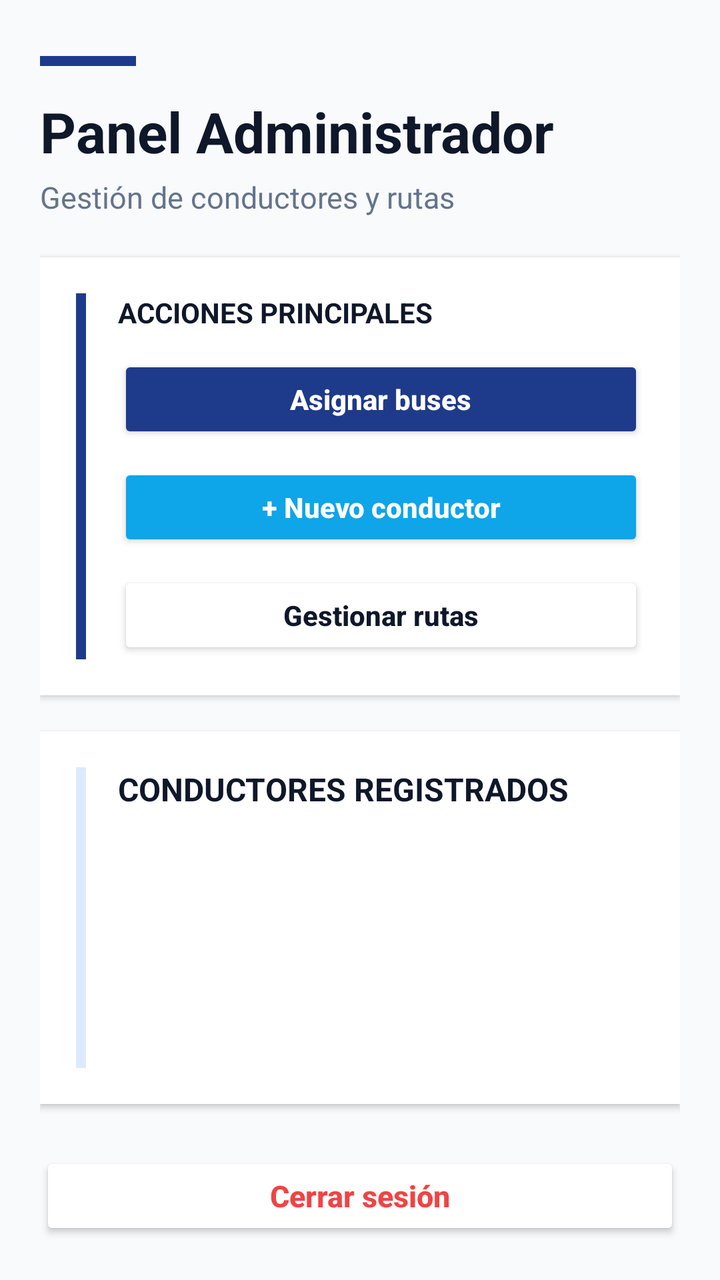
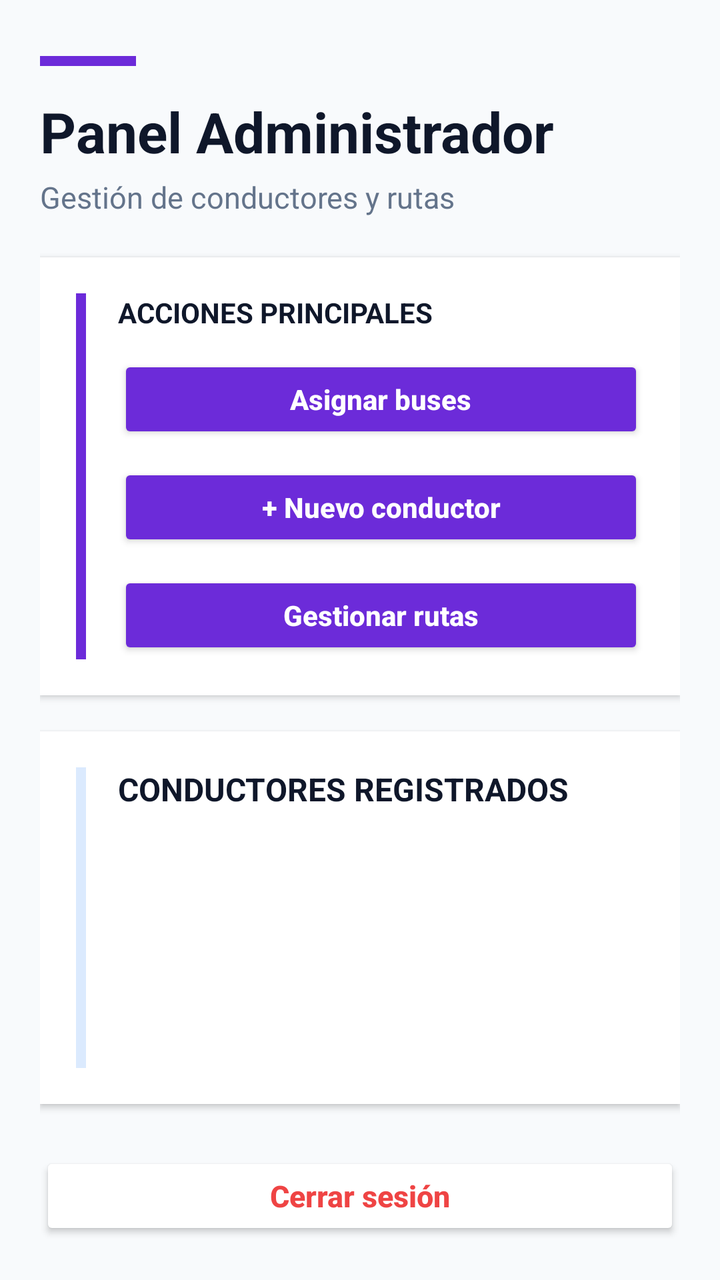

Before-and-after screenshots of an Android layout around one commit, followed by the original layout XML and the change that was made.
<!-- AndroidManifest.xml: application theme Theme.Copia1APP -->
<!-- res/layout/activity_home_admin.xml -->
<?xml version="1.0" encoding="utf-8"?>
<LinearLayout
    xmlns:android="http://schemas.android.com/apk/res/android"
    android:layout_width="match_parent"
    android:layout_height="match_parent"
    android:orientation="vertical"
    android:background="@color/background"
    android:paddingStart="20dp"
    android:paddingEnd="20dp"
    android:paddingTop="28dp"
    android:paddingBottom="20dp">

    
    <View
        android:layout_width="48dp"
        android:layout_height="5dp"
        android:layout_marginBottom="14dp"
        android:background="@color/primary" />

    <TextView
        android:layout_width="match_parent"
        android:layout_height="wrap_content"
        android:text="Panel Administrador"
        android:textSize="28sp"
        android:textStyle="bold"
        android:textColor="@color/text_primary"
        android:layout_marginBottom="4dp" />

    <TextView
        android:layout_width="match_parent"
        android:layout_height="wrap_content"
        android:text="Gestión de conductores y rutas"
        android:textSize="15sp"
        android:textColor="@color/text_secondary"
        android:layout_marginBottom="20dp" />

    
    <ProgressBar
        android:id="@+id/progressBarAdmin"
        android:layout_width="wrap_content"
        android:layout_height="wrap_content"
        android:layout_gravity="center_horizontal"
        android:indeterminateTint="@color/primary"
        android:visibility="gone"
        android:layout_marginBottom="14dp" />

    
    <LinearLayout
        android:layout_width="match_parent"
        android:layout_height="wrap_content"
        android:orientation="horizontal"
        android:background="@color/surface"
        android:padding="18dp"
        android:layout_marginBottom="18dp"
        android:elevation="2dp">

        <View
            android:layout_width="5dp"
            android:layout_height="match_parent"
            android:background="@color/primary"
            android:layout_marginEnd="16dp" />

        <LinearLayout
            android:layout_width="0dp"
            android:layout_height="wrap_content"
            android:layout_weight="1"
            android:orientation="vertical">

            <TextView
                android:layout_width="wrap_content"
                android:layout_height="wrap_content"
                android:text="ACCIONES PRINCIPALES"
                android:textSize="14sp"
                android:textStyle="bold"
                android:textColor="@color/text_primary"
                android:layout_marginBottom="12dp" />

            <Button
                android:id="@+id/btnAsignarBuses"
                android:layout_width="match_parent"
                android:layout_height="44dp"
                android:text="Asignar buses"
                android:textAllCaps="false"
                android:textStyle="bold"
                android:textColor="@color/text_white"
                android:backgroundTint="@color/primary"
                android:layout_marginBottom="10dp" />

            <Button
                android:id="@+id/btnAgregarConductor"
                android:layout_width="match_parent"
                android:layout_height="44dp"
                android:text="+ Nuevo conductor"
                android:textAllCaps="false"
                android:textStyle="bold"
                android:textColor="@color/text_white"
                android:backgroundTint="@color/secondary"
                android:layout_marginBottom="10dp" />

            <Button
                android:id="@+id/btnIrCrearRuta"
                android:layout_width="match_parent"
                android:layout_height="44dp"
                android:text="Gestionar rutas"
                android:textAllCaps="false"
                android:textStyle="bold"
                android:textColor="@color/text_primary"
                android:backgroundTint="@color/surface" />
        </LinearLayout>
    </LinearLayout>

    
    <LinearLayout
        android:layout_width="match_parent"
        android:layout_height="0dp"
        android:layout_weight="1"
        android:orientation="horizontal"
        android:background="@color/surface"
        android:padding="18dp"
        android:layout_marginBottom="14dp"
        android:elevation="2dp">

        <View
            android:layout_width="5dp"
            android:layout_height="match_parent"
            android:background="@color/primary_light"
            android:layout_marginEnd="16dp" />

        <LinearLayout
            android:layout_width="0dp"
            android:layout_height="match_parent"
            android:layout_weight="1"
            android:orientation="vertical">

            <TextView
                android:layout_width="match_parent"
                android:layout_height="wrap_content"
                android:text="CONDUCTORES REGISTRADOS"
                android:textSize="16sp"
                android:textStyle="bold"
                android:textColor="@color/text_primary"
                android:layout_marginBottom="10dp" />

            <androidx.recyclerview.widget.RecyclerView
                android:id="@+id/rvConductores"
                android:layout_width="match_parent"
                android:layout_height="match_parent"
                android:clipToPadding="false"
                android:paddingBottom="8dp" />
        </LinearLayout>
    </LinearLayout>

    
    <Button
        android:id="@+id/btnCerrarSesionAdmin"
        android:layout_width="match_parent"
        android:layout_height="44dp"
        android:text="Cerrar sesión"
        android:textAllCaps="false"
        android:textStyle="bold"
        android:textSize="15sp"
        android:textColor="@color/error"
        android:backgroundTint="@color/surface"
        android:layout_marginTop="10dp" />

</LinearLayout>
<!-- resources referenced by this layout -->
<resources>
  <color name="background">#F8FAFC</color>
  <color name="error">#EF4444</color>
  <color name="primary">#1E3A8A</color>
  <color name="primary_light">#DBEAFE</color>
  <color name="secondary">#0EA5E9</color>
  <color name="surface">#FFFFFF</color>
  <color name="text_primary">#0F172A</color>
  <color name="text_secondary">#64748B</color>
  <color name="text_white">#FFFFFF</color>
  <style name="Theme.Copia1APP" parent="Base.Theme.Copia1APP" />
  <style name="Base.Theme.Copia1APP" parent="Theme.AppCompat.Light">
          
          
      </style>
</resources>

<!-- the commit's change to res/layout/activity_home_admin.xml (unified diff, before → after) -->
@@ -15,7 +15,7 @@
         android:layout_width="48dp"
         android:layout_height="5dp"
         android:layout_marginBottom="14dp"
-        android:background="@color/primary" />
+        android:background="@color/role_admin_primary" />
 
     <TextView
         android:layout_width="match_parent"
@@ -40,7 +40,7 @@
         android:layout_width="wrap_content"
         android:layout_height="wrap_content"
         android:layout_gravity="center_horizontal"
-        android:indeterminateTint="@color/primary"
+        android:indeterminateTint="@color/role_admin_primary"
         android:visibility="gone"
         android:layout_marginBottom="14dp" />
 
@@ -57,7 +57,7 @@
         <View
             android:layout_width="5dp"
             android:layout_height="match_parent"
-            android:background="@color/primary"
+            android:background="@color/role_admin_primary"
             android:layout_marginEnd="16dp" />
 
         <LinearLayout
@@ -83,7 +83,7 @@
                 android:textAllCaps="false"
                 android:textStyle="bold"
                 android:textColor="@color/text_white"
-                android:backgroundTint="@color/primary"
+                android:backgroundTint="@color/role_admin_primary"
                 android:layout_marginBottom="10dp" />
 
             <Button
@@ -94,7 +94,7 @@
                 android:textAllCaps="false"
                 android:textStyle="bold"
                 android:textColor="@color/text_white"
-                android:backgroundTint="@color/secondary"
+                android:backgroundTint="@color/role_admin_primary"
                 android:layout_marginBottom="10dp" />
 
             <Button
@@ -104,8 +104,8 @@
                 android:text="Gestionar rutas"
                 android:textAllCaps="false"
                 android:textStyle="bold"
-                android:textColor="@color/text_primary"
-                android:backgroundTint="@color/surface" />
+                android:textColor="@color/text_white"
+                android:backgroundTint="@color/role_admin_primary" />
         </LinearLayout>
     </LinearLayout>
 
<!-- resource entries referenced after the edit -->
@@ -2,9 +2,8 @@
 <resources>
   <color name="background">#F8FAFC</color>
   <color name="error">#EF4444</color>
-  <color name="primary">#1E3A8A</color>
   <color name="primary_light">#DBEAFE</color>
-  <color name="secondary">#0EA5E9</color>
+  <color name="role_admin_primary">#6C2BD9</color>
   <color name="surface">#FFFFFF</color>
   <color name="text_primary">#0F172A</color>
   <color name="text_secondary">#64748B</color>
